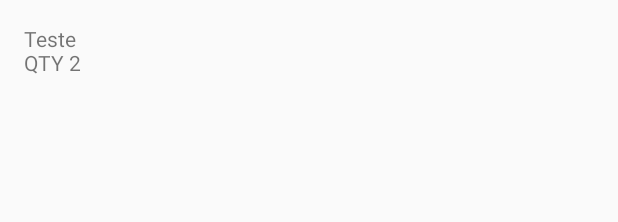
After one commit to MTeodoroV/Kotlin, an Android app: the layout activity_product.xml on its own in the app's theme, with its tools: preview values and no code run, on a phone screen of 412 x 824 dp. The commit adds this screen. Shown: the top 222 px of the screen. Run offline under Robolectric (Android 15) with nearby library versions, the light colour scheme and no system bars.

Commit message:
Criando o recyclerView.

```diff
--- a/OrganizerList/app/build.gradle
+++ b/OrganizerList/app/build.gradle
@@ -35,6 +35,7 @@ dependencies {
 
     implementation 'com.android.support:appcompat-v7:28.0.0'
     implementation 'com.android.support.constraint:constraint-layout:2.0.4'
+    implementation 'com.android.support:recyclerview-v7:28.0.0'
     testImplementation 'junit:junit:4.13.2'
     androidTestImplementation 'com.android.support.test:runner:1.0.2'
     androidTestImplementation 'com.android.support.test.espresso:espresso-core:3.0.2'
--- a/OrganizerList/app/src/main/AndroidManifest.xml
+++ b/OrganizerList/app/src/main/AndroidManifest.xml
@@ -22,6 +22,10 @@
                 <category android:name="android.intent.category.LAUNCHER" />
             </intent-filter>
         </activity>
+
+        <activity
+            android:name=".Product"
+            android:exported="false" />
     </application>
 
 </manifest>
--- /dev/null
+++ b/OrganizerList/app/src/main/res/layout/activity_product.xml
@@ -0,0 +1,32 @@
+<?xml version="1.0" encoding="utf-8"?>
+<android.support.constraint.ConstraintLayout xmlns:android="http://schemas.android.com/apk/res/android"
+    xmlns:app="http://schemas.android.com/apk/res-auto"
+    xmlns:tools="http://schemas.android.com/tools"
+    android:layout_width="match_parent"
+    android:layout_height="match_parent"
+    tools:context=".model.Product">
+
+    <TextView
+        android:id="@+id/name"
+        android:layout_width="match_parent"
+        android:layout_height="wrap_content"
+        android:layout_margin="16dp"
+        android:text="Teste"
+        app:layout_constraintEnd_toStartOf="parent"
+        app:layout_constraintTop_toTopOf="parent"
+        app:layout_constraintEnd_toEndOf="parent"
+        app:layout_constraintStart_toStartOf="parent"
+        />
+
+    <TextView
+        android:id="@+id/qty"
+        android:layout_width="match_parent"
+        android:layout_height="wrap_content"
+        android:text="QTY 2"
+        android:layout_margin="16dp"
+        app:layout_constraintStart_toStartOf="@id/name"
+        app:layout_constraintEnd_toEndOf="parent"
+        app:layout_constraintTop_toTopOf="@id/name"
+        />
+
+</android.support.constraint.ConstraintLayout>
```
Also changed, not shown: OrganizerList/app/src/main/java/br/com/organizerlist/model/Product.kt (added, +11 -0 lines), OrganizerList/app/src/main/java/br/com/organizerlist/ui/recyclerview/adapter/ListProductAdapter.kt (added, +37 -0 lines), OrganizerList/app/src/main/res/layout/activity_main.xml (+12 -7 lines).
